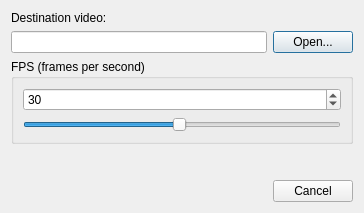
The window that src/lib/marble/MovieCaptureDialog.ui (KDE/marble) describes before a commit, drawn with Qt 5.
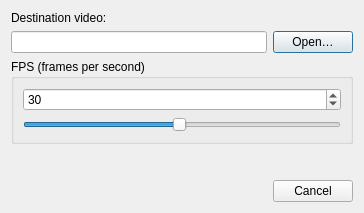
The same window after the commit.

```diff
--- a/src/lib/marble/MovieCaptureDialog.ui
+++ b/src/lib/marble/MovieCaptureDialog.ui
@@ -33,7 +33,7 @@
      <item>
       <widget class="QPushButton" name="openButton">
        <property name="text">
-        <string>Open...</string>
+        <string>Open…</string>
        </property>
       </widget>
      </item>
```
